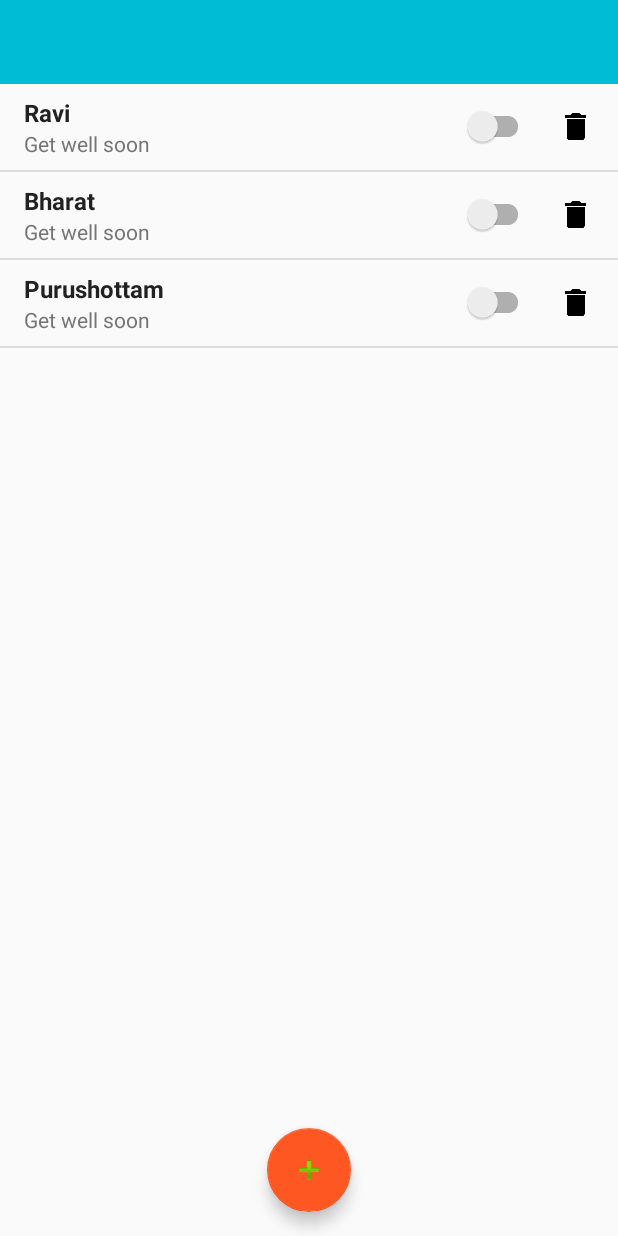
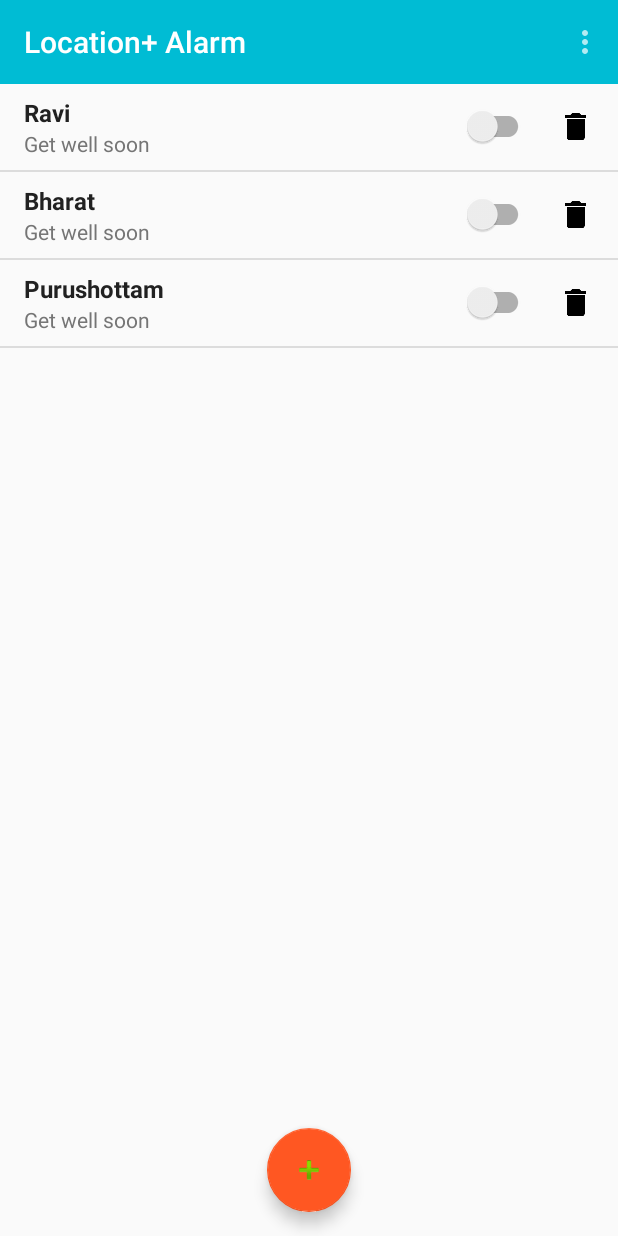
Before and after one commit to rahhulramc/LocationPlusAlarm, an Android app: the screen it shows after launch (AlarmListActivity), on a phone screen of 412 x 824 dp. Run offline under Robolectric (Android 15) with nearby library versions, the phone set to English and light mode, and no system bars.

Commit message:
minor changes

```diff
--- a/LocationPlusAlarm/app/src/main/java/com/example/abhisheikh/locationplusalarm/AlarmListActivity.java
+++ b/LocationPlusAlarm/app/src/main/java/com/example/abhisheikh/locationplusalarm/AlarmListActivity.java
@@ -8,6 +8,9 @@ import android.support.v7.widget.DefaultItemAnimator;
 import android.support.v7.widget.DividerItemDecoration;
 import android.support.v7.widget.LinearLayoutManager;
 import android.support.v7.widget.RecyclerView;
+import android.support.v7.widget.Toolbar;
+import android.view.Menu;
+import android.view.MenuItem;
 import android.view.View;
 
 import com.google.android.gms.maps.model.LatLng;
@@ -25,6 +28,11 @@ public class AlarmListActivity extends AppCompatActivity {
     protected void onCreate(Bundle savedInstanceState) {
         super.onCreate(savedInstanceState);
         setContentView(R.layout.activity_alarm_list);
+
+        Toolbar toolbar = (Toolbar)findViewById(R.id.toolbar);
+        setSupportActionBar(toolbar);
+        setTitle(R.string.app_name);
+        //getSupportActionBar().setDisplayHomeAsUpEnabled(true);
 
         FloatingActionButton floatingActionButton = (FloatingActionButton)findViewById(R.id.fab);
         floatingActionButton.setOnClickListener(new View.OnClickListener() {
@@ -66,4 +74,26 @@ public class AlarmListActivity extends AppCompatActivity {
     protected void onActivityResult(int requestCode, int resultCode, Intent data) {
         super.onActivityResult(requestCode, resultCode, data);
     }
+
+    @Override
+    public boolean onCreateOptionsMenu(Menu menu) {
+        // Inflate the menu; this adds items to the action bar if it is present.
+        getMenuInflater().inflate(R.menu.menu_main, menu);
+        return true;
+    }
+
+    @Override
+    public boolean onOptionsItemSelected(MenuItem item) {
+        // Handle action bar item clicks here. The action bar will
+        // automatically handle clicks on the Home/Up button, so long
+        // as you specify a parent activity in AndroidManifest.xml.
+        int id = item.getItemId();
+
+        //noinspection SimplifiableIfStatement
+        if (id == R.id.action_settings) {
+            return true;
+        }
+
+        return super.onOptionsItemSelected(item);
+    }
 }
--- /dev/null
+++ b/LocationPlusAlarm/app/src/main/res/menu/menu_main.xml
@@ -0,0 +1,10 @@
+<menu xmlns:android="http://schemas.android.com/apk/res/android"
+    xmlns:app="http://schemas.android.com/apk/res-auto"
+    xmlns:tools="http://schemas.android.com/tools"
+    tools:context="com.example.abhisheikh.myapplication.MainActivity">
+    <item
+        android:id="@+id/action_settings"
+        android:orderInCategory="100"
+        android:title="@string/action_settings"
+        app:showAsAction="never" />
+</menu>
--- a/LocationPlusAlarm/app/src/main/res/values/strings.xml
+++ b/LocationPlusAlarm/app/src/main/res/values/strings.xml
@@ -1,3 +1,4 @@
 <resources>
     <string name="app_name">Location+ Alarm</string>
+    <string name="action_settings">Settings</string>
 </resources>
```
